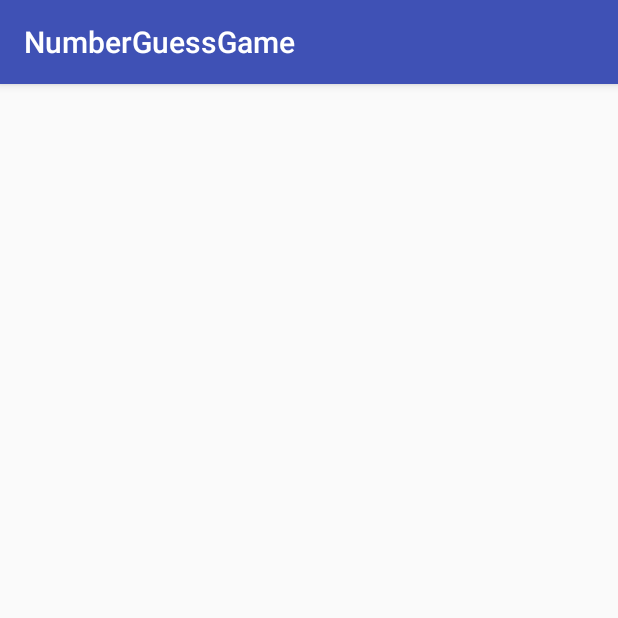
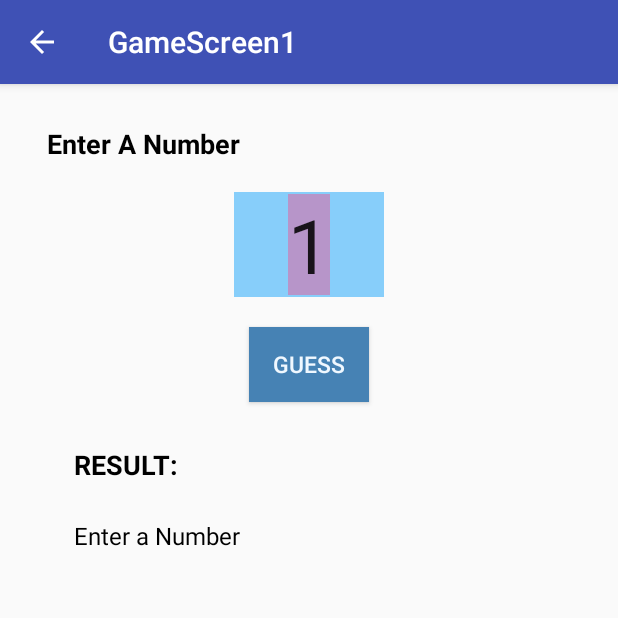
Before and after one commit to ravikantsv/NumberGuessGame, an Android app: the GameScreen1 screen opened directly, with no data from a screen before it, on a phone screen of 412 x 824 dp, the top half of it. Run offline under Robolectric (Android 15) with nearby library versions, the phone set to English and light mode, and no system bars.

Commit message:
added method to respond to Guess button-Next add logic

```diff
--- a/NumberGuessGame/app/src/main/AndroidManifest.xml
+++ b/NumberGuessGame/app/src/main/AndroidManifest.xml
@@ -15,7 +15,14 @@
                 <category android:name="android.intent.category.LAUNCHER" />
             </intent-filter>
         </activity>
-        <activity android:name=".GameScreen1"></activity>
+
+        <activity android:name=".GameScreen1"
+            android:label="GameScreen1"
+            android:parentActivityName=".MainActivity">
+            <meta-data
+                android:name="android.support.PARENT_ACTIVITY"
+                android:value="com.samatham.numberguessgame.MainActivity" />
+        </activity>
     </application>
 
 </manifest>
--- a/NumberGuessGame/app/src/main/java/com/samatham/numberguessgame/GameScreen1.java
+++ b/NumberGuessGame/app/src/main/java/com/samatham/numberguessgame/GameScreen1.java
@@ -2,12 +2,26 @@ package com.samatham.numberguessgame;
 
 import android.support.v7.app.AppCompatActivity;
 import android.os.Bundle;
+import android.view.View;
+import android.widget.EditText;
+import android.widget.TextView;
 
 public class GameScreen1 extends AppCompatActivity {
-
+    private EditText editor;
+    private TextView msgText;
     @Override
     protected void onCreate(Bundle savedInstanceState) {
         super.onCreate(savedInstanceState);
         setContentView(R.layout.activity_game_screen1);
     }
+
+    public void compareNum(View view) {
+        editor = (EditText) findViewById(R.id.guessNum);
+
+        int inputNum = Integer.valueOf(editor.getText().toString());
+        String msgText1 = "You entered: " + String.valueOf(inputNum);
+
+        msgText = (TextView) findViewById(R.id.tv_feedback);
+        msgText.setText(msgText1);
+    }
 }
--- a/NumberGuessGame/app/src/main/res/layout/activity_game_screen1.xml
+++ b/NumberGuessGame/app/src/main/res/layout/activity_game_screen1.xml
@@ -10,4 +10,76 @@
     android:paddingTop="@dimen/activity_vertical_margin"
     tools:context="com.samatham.numberguessgame.GameScreen1">
 
+
+    <TextView
+        android:text="Enter A Number"
+        android:layout_width="wrap_content"
+        android:layout_height="wrap_content"
+        android:layout_alignParentTop="true"
+        android:layout_alignParentLeft="true"
+        android:layout_alignParentStart="true"
+        android:layout_marginLeft="15dp"
+        android:layout_marginStart="15dp"
+        android:layout_marginTop="11dp"
+        android:textSize="18sp"
+        android:textColor="@color/colorText"
+        android:textStyle="bold"
+        android:id="@+id/gameScreenTitle" />
+
+    <EditText
+        android:layout_width="100sp"
+        android:layout_height="70sp"
+        android:inputType="textPersonName"
+        android:text="@string/guess_def"
+        android:ems="10"
+        android:textAlignment="center"
+        android:layout_below="@+id/gameScreenTitle"
+        android:layout_centerHorizontal="true"
+        android:layout_marginTop="20dp"
+        android:id="@+id/guessNum"
+        android:maxLines="1"
+        android:textSize="50sp"
+        android:background="@color/plainTextBk"
+        android:selectAllOnFocus="true" />
+
+    <Button
+        android:text="GUESS"
+        android:textColor="@color/buttonText"
+        android:layout_width="80sp"
+        android:layout_height="50sp"
+        android:id="@+id/bStartGame"
+        android:textSize="15sp"
+        android:onClick="compareNum"
+        android:background="@color/buttonBackground"
+        android:layout_below="@+id/guessNum"
+        android:layout_centerHorizontal="true"
+        android:layout_marginTop="20dp" />
+
+    <TextView
+        android:text="RESULT:"
+        android:layout_width="wrap_content"
+        android:layout_height="wrap_content"
+        android:layout_below="@+id/bStartGame"
+        android:layout_alignLeft="@+id/gameScreenTitle"
+        android:layout_alignStart="@+id/gameScreenTitle"
+        android:layout_marginLeft="18dp"
+        android:layout_marginStart="18dp"
+        android:layout_marginTop="29dp"
+        android:textSize="18sp"
+        android:textColor="@color/colorText"
+        android:textStyle="bold"
+        android:id="@+id/tv_result" />
+
+    <TextView
+        android:text="@string/gameScreen_defmsg"
+        android:layout_width="match_parent"
+        android:layout_height="match_parent"
+        android:layout_below="@+id/tv_result"
+        android:layout_alignLeft="@+id/tv_result"
+        android:layout_alignStart="@+id/tv_result"
+        android:layout_marginTop="24dp"
+        android:textSize="16sp"
+        android:textColor="@color/colorText"
+        android:id="@+id/tv_feedback" />
+
 </RelativeLayout>
--- a/NumberGuessGame/app/src/main/res/layout/activity_main.xml
+++ b/NumberGuessGame/app/src/main/res/layout/activity_main.xml
@@ -19,12 +19,12 @@
 
     <Button
         android:text="START GAME"
-        android:textColor="#F0F8FF"
-        android:layout_width="wrap_content"
+        android:textColor="@color/buttonText"
+        android:layout_width="150dp"
         android:layout_height="wrap_content"
         android:id="@+id/bStartGame"
         android:onClick="startGame"
-        android:background="#4682B4"
+        android:background="@color/buttonBackground"
         android:layout_marginBottom="56dp"
         android:layout_alignParentBottom="true"
         android:layout_centerHorizontal="true" />
--- a/NumberGuessGame/app/src/main/res/values/colors.xml
+++ b/NumberGuessGame/app/src/main/res/values/colors.xml
@@ -5,5 +5,8 @@
     <color name="colorAccent">#FF4081</color>
     <color name="colorTitle">#0000FF</color>
     <color name="colorText">#000000</color>
+    <color name="buttonBackground">#4682B4</color>
+    <color name="buttonText">#F0F8FF</color>
+    <color name="plainTextBk">#87CEFA</color>
     <!--colorTitle royalblue-->
 </resources>
--- a/NumberGuessGame/app/src/main/res/values/strings.xml
+++ b/NumberGuessGame/app/src/main/res/values/strings.xml
@@ -9,5 +9,7 @@
             <li>The game ends when you guess the right number.\n</li>
             <li>Press START GAME button below to start.\n</li>
         </ul> </string>
+    <string name="guess_def">1</string>
+    <string name="gameScreen_defmsg">Enter a Number</string>
     <!--<string name="str1"><font face = 'Tahoma' size = '19' color = 'red'> TAHOMA  FONT </font></string>-->
 </resources>
```
Also changed, not shown: 1 other file.
